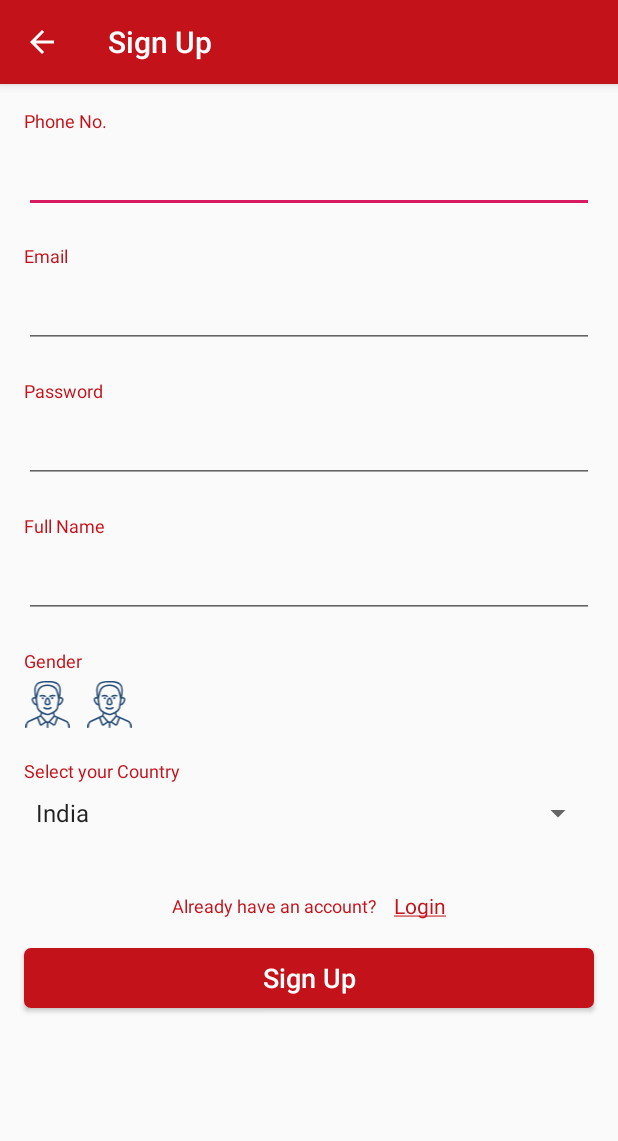
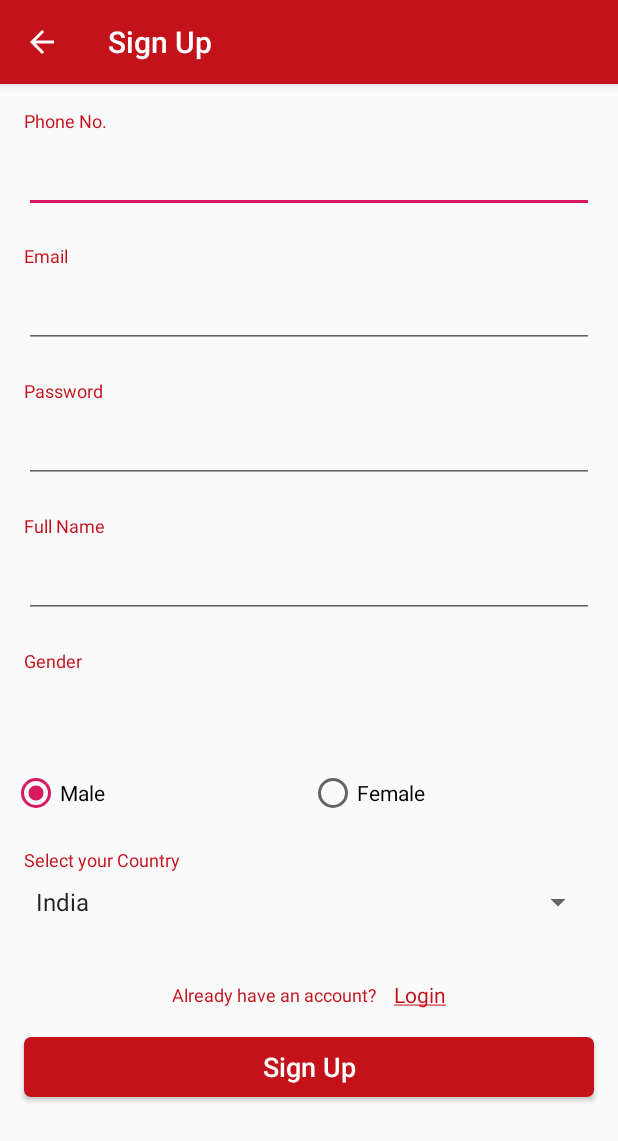
Before and after one commit to vikas8452/CogHackVTokens, an Android app: the screen it shows after launch (Register), after a tap on "Register", on a phone screen of 412 x 824 dp. Shown: the top 1141 px of the screen. Run offline under Robolectric (Android 15) with nearby library versions, the phone set to English and light mode, and no system bars; our stand-ins replace Firebase (no records; nobody signed in at launch, a user with empty details on screens opened directly); libraries missing offline, so code that uses them is left out: com.google.zxing.integration.

Commit message:
Minor bugs removed

```diff
--- a/app/src/main/java/titan/trio/coghackvtokens/BlackJack.java
+++ b/app/src/main/java/titan/trio/coghackvtokens/BlackJack.java
@@ -42,8 +42,7 @@ public class BlackJack extends AppCompatActivity {
         //Transfer Money to Agent
     }
     public boolean onOptionsItemSelected(MenuItem item){
-        Intent myIntent = new Intent(getApplicationContext(), MainActivity.class);
-        startActivityForResult(myIntent, 0);
+        finish();
         return true;
     }
 
--- a/app/src/main/java/titan/trio/coghackvtokens/BookARoom.java
+++ b/app/src/main/java/titan/trio/coghackvtokens/BookARoom.java
@@ -86,8 +86,7 @@ public class BookARoom extends AppCompatActivity {
 
     }
     public boolean onOptionsItemSelected(MenuItem item){
-        Intent myIntent = new Intent(getApplicationContext(), MainActivity.class);
-        startActivityForResult(myIntent, 0);
+        finish();
         return true;
     }
 
--- a/app/src/main/java/titan/trio/coghackvtokens/MainActivity.java
+++ b/app/src/main/java/titan/trio/coghackvtokens/MainActivity.java
@@ -139,6 +139,10 @@ public class MainActivity extends AppCompatActivity
 
         } else if (id == R.id.nav_order_food) {
             startActivity(new Intent(MainActivity.this, OrderFood.class));
+        } else if (id == R.id.logout) {
+            FirebaseAuth.getInstance().signOut();
+            startActivity(new Intent(MainActivity.this, LoginActivity.class));
+            finish();
         }
 
         DrawerLayout drawer = findViewById(R.id.drawer_layout);
--- a/app/src/main/res/layout/activity_amount_avail.xml
+++ b/app/src/main/res/layout/activity_amount_avail.xml
@@ -50,9 +50,10 @@
                             android:textStyle="bold" />
 
                         <TextView
+                            android:id="@+id/balance"
                             android:layout_width="wrap_content"
                             android:layout_height="wrap_content"
-                            android:text="₹ 100"
+                            android:text="₹ XXX"
                             android:textSize="20dp"
                             android:textStyle="bold" />
                     </LinearLayout>
--- a/app/src/main/res/layout/activity_book_aroom.xml
+++ b/app/src/main/res/layout/activity_book_aroom.xml
@@ -64,10 +64,12 @@
             android:layout_width="match_parent"
             android:layout_height="wrap_content"
             android:orientation="horizontal">
+
             <EditText
                 android:layout_width="match_parent"
+                android:layout_height="wrap_content"
                 android:hint="No . of guest"
-                android:layout_height="wrap_content" />
+                android:inputType="number" />
 
 
         </LinearLayout>
--- a/app/src/main/res/layout/activity_room.xml
+++ b/app/src/main/res/layout/activity_room.xml
@@ -175,6 +175,7 @@
             </LinearLayout>
 
     <Button
+        android:id="@+id/book"
         android:text="Book now"
         android:textColor="@color/colorPrimary"
         android:layout_width="match_parent"
--- a/app/src/main/res/layout/activity_signup.xml
+++ b/app/src/main/res/layout/activity_signup.xml
@@ -125,29 +125,37 @@
             app:layout_constraintTop_toBottomOf="@id/edtName"
             android:layout_marginLeft="16dp" />
 
-        <ImageView
-            android:id="@+id/imgFemale"
-            android:layout_width="31dp"
-            android:layout_height="31dp"
-            android:layout_marginStart="16dp"
-            android:layout_marginTop="5dp"
-            android:src="@drawable/ic_male"
-            app:layout_constraintStart_toStartOf="parent"
-            app:layout_constraintTop_toBottomOf="@id/txtGender"
-            tools:ignore="ContentDescription"
-            android:layout_marginLeft="16dp" />
+        <RadioGroup
+            android:id="@+id/radioGrp"
+            android:layout_width="fill_parent"
+            android:layout_height="wrap_content"
+            android:orientation="horizontal"
+            app:layout_constraintTop_toBottomOf="@+id/txtGender"
+            android:paddingTop="64dp"
+            android:paddingLeft="8dp"
+            android:paddingRight="8dp" >
 
-        <ImageView
-            android:id="@+id/imgMale"
-            android:layout_width="31dp"
-            android:layout_height="31dp"
-            android:layout_marginStart="10dp"
-            android:layout_marginTop="5dp"
-            android:src="@drawable/ic_male"
-            app:layout_constraintStart_toEndOf="@id/imgFemale"
-            app:layout_constraintTop_toBottomOf="@id/txtGender"
-            tools:ignore="ContentDescription"
-            android:layout_marginLeft="10dp" />
+            <RadioButton
+                android:id="@+id/radioM"
+                android:layout_width="0dp"
+                android:layout_height="wrap_content"
+                android:layout_gravity="left"
+                android:checked="true"
+                android:layout_weight="1"
+                android:textSize="14dp"
+                android:text="Male"
+                />
+            <RadioButton
+                android:id="@+id/radioF"
+                android:layout_width="0dp"
+                android:layout_height="wrap_content"
+                android:layout_gravity="right"
+                android:checked="false"
+                android:layout_weight="1"
+                android:textSize="14dp"
+                android:text="Female"
+                />
+        </RadioGroup>
 
         <TextView
             android:id="@+id/txtNativeLanguage"
@@ -159,7 +167,7 @@
             android:textColor="@color/colorPrimary"
             android:textSize="12sp"
             app:layout_constraintStart_toStartOf="parent"
-            app:layout_constraintTop_toBottomOf="@id/imgFemale"
+            app:layout_constraintTop_toBottomOf="@id/radioGrp"
             android:layout_marginLeft="16dp" />
 
         <Spinner
--- a/app/src/main/res/menu/activity_main_drawer.xml
+++ b/app/src/main/res/menu/activity_main_drawer.xml
@@ -36,6 +36,11 @@
                 android:id="@+id/nav_send"
                 android:icon="@drawable/ic_menu_send"
                 android:title="Contact Us" />
+            <item
+                android:id="@+id/logout"
+                android:icon="@drawable/ic_menu_send"
+                android:title="Log out" />
+
         </menu>
     </item>
 
```
Also changed, not shown: app/src/main/java/titan/trio/coghackvtokens/AmountAvail.java (+43 -4 lines), app/src/main/java/titan/trio/coghackvtokens/OrderFood/OrderFood.java (+4 -3 lines), app/src/main/java/titan/trio/coghackvtokens/Register.java (+30 -3 lines), app/src/main/java/titan/trio/coghackvtokens/RoomActivity.java (+46 -0 lines), app/src/main/java/titan/trio/coghackvtokens/ScanQrCode.java (+25 -16 lines).
